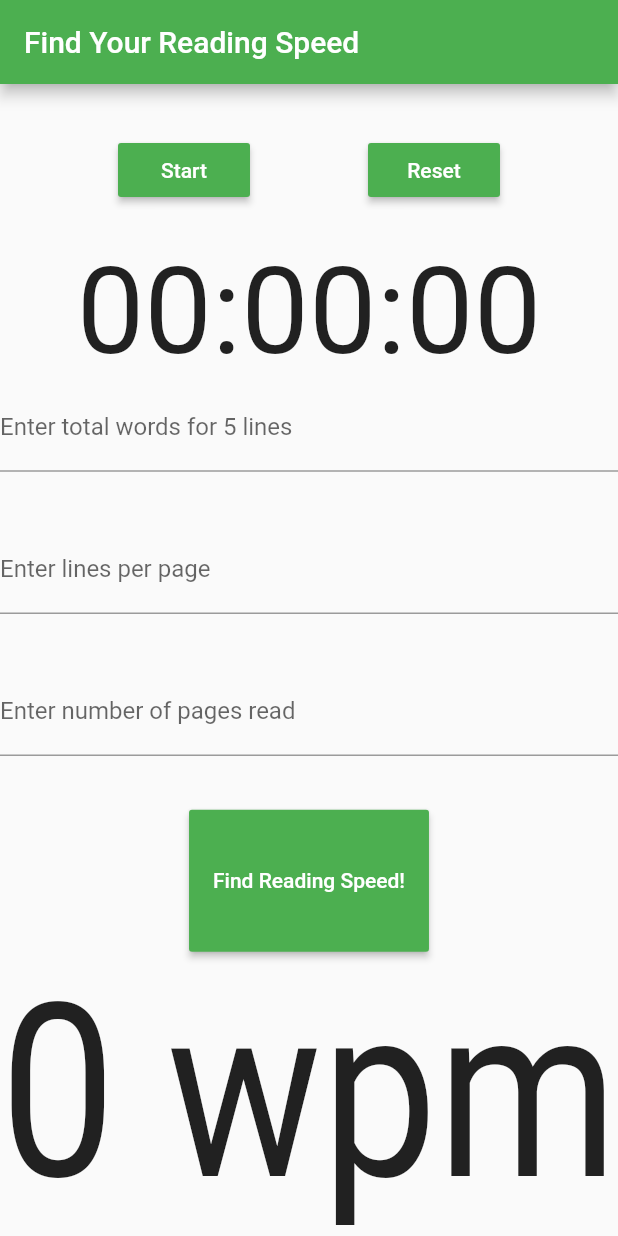
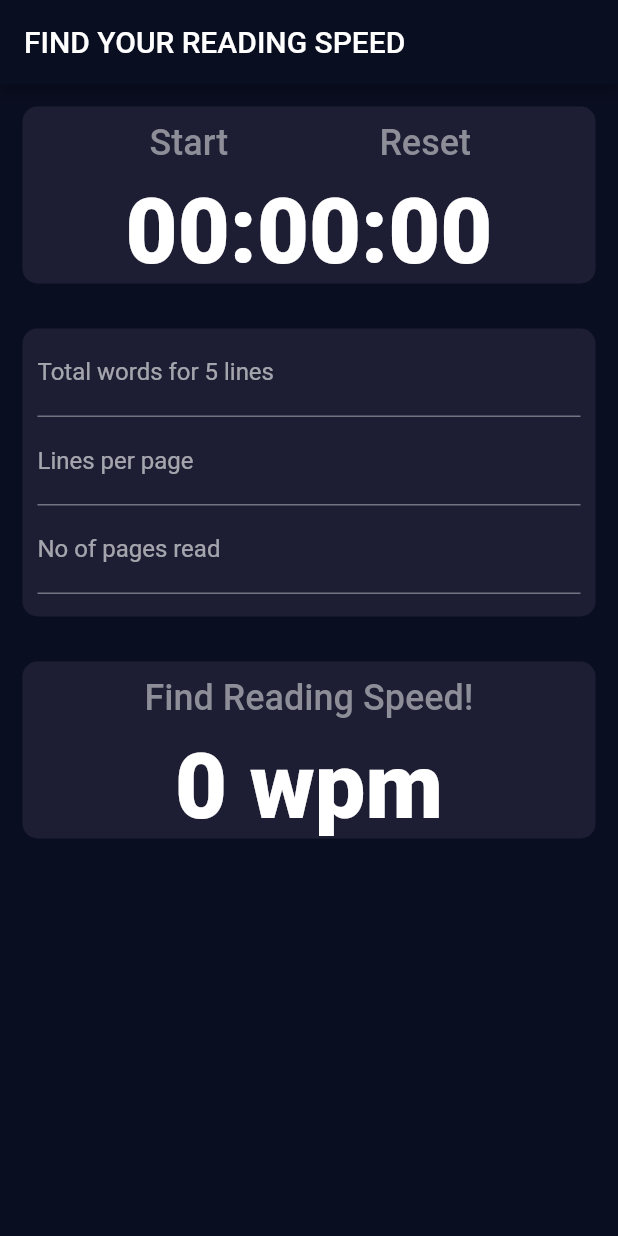
Before and after one commit to acolburn/reading_speed, a Flutter app: the screen it shows after launch, on a phone screen of 412 x 824 dp. Run offline on Flutter 3.47's test engine with Material 2 defaults, Android fonts, the phone set to English and light mode, and no system bars.

Commit message:
Changed UI

```diff
--- /dev/null
+++ b/lib/buttons.dart
@@ -0,0 +1,28 @@
+import 'package:flutter/material.dart';
+
+class MyButton extends StatelessWidget {
+  MyButton({@required this.buttonText, @required this.onPress});
+
+  final Function onPress;
+  final String buttonText;
+
+  @override
+  Widget build(BuildContext context) {
+    return MaterialButton(
+//      color: Theme.of(context).primaryColor,
+//      textColor: Colors.white,
+      textColor: Color(0xFF8D8E98),
+//      splashColor: Theme.of(context).accentColor,
+      onPressed: onPress,
+      child: Text(
+        buttonText,
+        style: TextStyle(fontSize: 24),
+      ),
+    );
+  }
+}
+
+const kNumberTextStyle = TextStyle(
+  fontSize: 60.0,
+  fontWeight: FontWeight.w900,
+); // labelTextStyle
--- a/lib/home.dart
+++ b/lib/home.dart
@@ -2,6 +2,7 @@
 
 import 'package:flutter/material.dart';
 import 'dart:async';
+import 'buttons.dart';
 
 class HomeWidget extends StatefulWidget {
   @override
@@ -34,69 +35,84 @@ class _HomeWidgetState extends State<HomeWidget> {
 
   @override
   Widget build(BuildContext context) {
-    return Scaffold(
-      appBar: AppBar(
-        title: Text('Find Your Reading Speed'),
+    return MaterialApp(
+      debugShowCheckedModeBanner: false,
+      theme: ThemeData.dark().copyWith(
+        primaryColor: Color(0xFF0A0E21),
+        scaffoldBackgroundColor: Color(0xFF0A0E21),
       ),
-      body: _buildBody(),
+      home: Scaffold(
+        resizeToAvoidBottomInset:
+            false, //keyboard slides over UI without resizing UI
+        appBar: AppBar(
+          title: Text('FIND YOUR READING SPEED'),
+        ),
+        body: _buildBody(),
+      ),
     );
   } //end build
 
   Widget _buildBody() {
-    return Column(
+//    return Column(
+//      mainAxisAlignment: MainAxisAlignment.start,
+//      crossAxisAlignment: CrossAxisAlignment.stretch,
+    return ListView(
       children: <Widget>[
-        SizedBox(
-          height: 10,
-        ),
-        Expanded(
-          child: Row(
-            mainAxisAlignment: MainAxisAlignment.spaceEvenly,
-            children: <Widget>[
-              MaterialButton(
-//              height: 180,
-//              minWidth: 100,
-                color: Theme.of(context).primaryColor,
-                textColor: Colors.white,
-                splashColor: Theme.of(context).accentColor,
-                onPressed: _startStopButtonPressed,
-                child: Text(_buttonText),
-              ),
-              MaterialButton(
-//              height: 180,
-//              minWidth: 100,
-                color: Theme.of(context).primaryColor,
-                textColor: Colors.white,
-                splashColor: Theme.of(context).accentColor,
-                onPressed: _resetButtonPressed,
-                child: Text("Reset"),
-              ),
-            ],
+        buildStopwatch(),
+        buildInputSection(),
+        buildReadingSpeedDisplay(),
+      ],
+    );
+  }
+
+  Container buildReadingSpeedDisplay() {
+    return Container(
+      margin: EdgeInsets.all(15.0),
+      decoration: BoxDecoration(
+        color: Color(0xFF1D1E33),
+        borderRadius: BorderRadius.circular(10),
+      ),
+      child: Column(
+        children: <Widget>[
+          MyButton(
+            buttonText: "Find Reading Speed!",
+            onPress: _calculateReadingSpeed,
           ),
-        ),
-        Expanded(
-          child: FittedBox(
+          FittedBox(
             fit: BoxFit.fill,
             child: Text(
-              _stopwatchText,
-              style: TextStyle(fontSize: 56),
+              _readingSpeed.toString() + " wpm",
+//              style: TextStyle(fontSize: 56),
+              style: kNumberTextStyle,
             ),
           ),
-        ),
-        Expanded(
-          child: TextField(
+        ],
+      ),
+    );
+  }
+
+  Container buildInputSection() {
+    return Container(
+      margin: EdgeInsets.all(15.0),
+      decoration: BoxDecoration(
+        color: Color(0xFF1D1E33),
+        borderRadius: BorderRadius.circular(10),
+      ),
+      padding: EdgeInsets.fromLTRB(10, 0, 10, 15),
+      child: Column(
+        children: <Widget>[
+          TextField(
               decoration: InputDecoration(
-                labelText: "Enter total words for 5 lines",
+                labelText: "Total words for 5 lines",
               ),
 //                labelStyle: TextStyle(fontSize: 24, fontWeight: FontWeight.bold, height: 3)),
               keyboardType: TextInputType.number,
               onSubmitted: (String value) {
                 _txtTotalWords = value;
               }),
-        ),
-        Expanded(
-          child: TextField(
+          TextField(
             decoration: InputDecoration(
-              labelText: "Enter lines per page",
+              labelText: "Lines per page",
             ),
 //              labelStyle: TextStyle(fontSize: 24, fontWeight: FontWeight.bold, height: 3)),
             keyboardType: TextInputType.number,
@@ -104,11 +120,9 @@ class _HomeWidgetState extends State<HomeWidget> {
               _txtLinesPerPage = value;
             },
           ),
-        ),
-        Expanded(
-          child: TextField(
+          TextField(
             decoration: InputDecoration(
-              labelText: "Enter number of pages read",
+              labelText: "No of pages read",
             ),
 //              labelStyle: TextStyle(fontSize: 24, fontWeight: FontWeight.bold, height: 3)),
             keyboardType: TextInputType.number,
@@ -116,29 +130,40 @@ class _HomeWidgetState extends State<HomeWidget> {
               _txtPages = value;
             },
           ),
-        ),
-        Expanded(
-          child: MaterialButton(
-            color: Theme.of(context).primaryColor,
-            textColor: Colors.white,
-            splashColor: Theme.of(context).accentColor,
-            onPressed: _calculateReadingSpeed,
-            child: Text("Find Reading Speed!"),
+        ],
+      ),
+    );
+  }
+
+  Container buildStopwatch() {
+    return Container(
+      margin: EdgeInsets.all(15.0),
+      decoration: BoxDecoration(
+        color: Color(0xFF1D1E33),
+        borderRadius: BorderRadius.circular(10),
+      ),
+      child: Column(
+        children: [
+          Row(
+            mainAxisAlignment: MainAxisAlignment.spaceEvenly,
+            children: <Widget>[
+              MyButton(
+                  buttonText: _buttonText, onPress: _startStopButtonPressed),
+              MyButton(buttonText: "Reset", onPress: _resetButtonPressed),
+            ],
           ),
-        ),
-        Expanded(
-          flex: 2,
-          child: FittedBox(
+          FittedBox(
             fit: BoxFit.fill,
             child: Text(
-              _readingSpeed.toString() + " wpm",
-              style: TextStyle(fontSize: 56),
+              _stopwatchText,
+//              style: TextStyle(fontSize: 56),
+              style: kNumberTextStyle,
             ),
           ),
-        ),
-      ],
+        ], //Row children
+      ),
     );
-  } //end _buildBody
+  } //end buildStopwatch
 
   void _startStopButtonPressed() {
     setState(() {
--- a/lib/main.dart
+++ b/lib/main.dart
@@ -8,7 +8,7 @@ class MyApp extends StatelessWidget {
   @override
   Widget build(BuildContext context) {
     return MaterialApp(
-      title: 'Find Your Reading Speed',
+//      title: 'Find Your Reading Speed',
       theme: ThemeData(
         primarySwatch: Colors.green,
       ),
```
